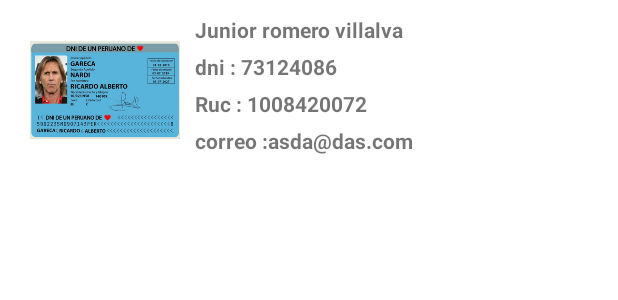
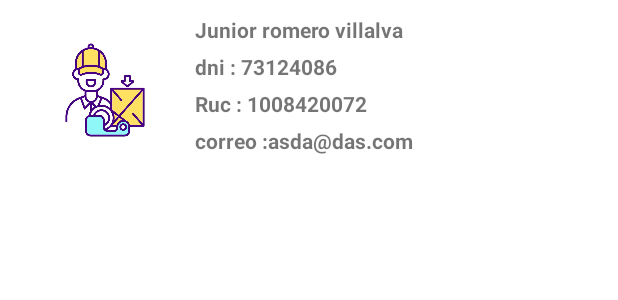
Before and after one commit to JosueRomeroTele/puntoEquilibrio, an Android app: the layout list_empresas.xml on its own in the app's theme, with its tools: preview values and no code run, on a phone screen of 412 x 824 dp. Shown: the top 300 px of the screen. Run offline under Robolectric (Android 15) with nearby library versions, the light colour scheme and no system bars.

Commit message:
arreglo doc

```diff
--- a/app/src/main/res/layout/list_empresas.xml
+++ b/app/src/main/res/layout/list_empresas.xml
@@ -21,7 +21,7 @@
             android:id="@+id/imagen_cv_producto"
             android:layout_width="100dp"
             android:layout_height="100dp"
-            android:src="@drawable/img">
+            android:src="@drawable/perfil">
 
         </ImageView>
 
```
Also changed, not shown: 3 other files.
